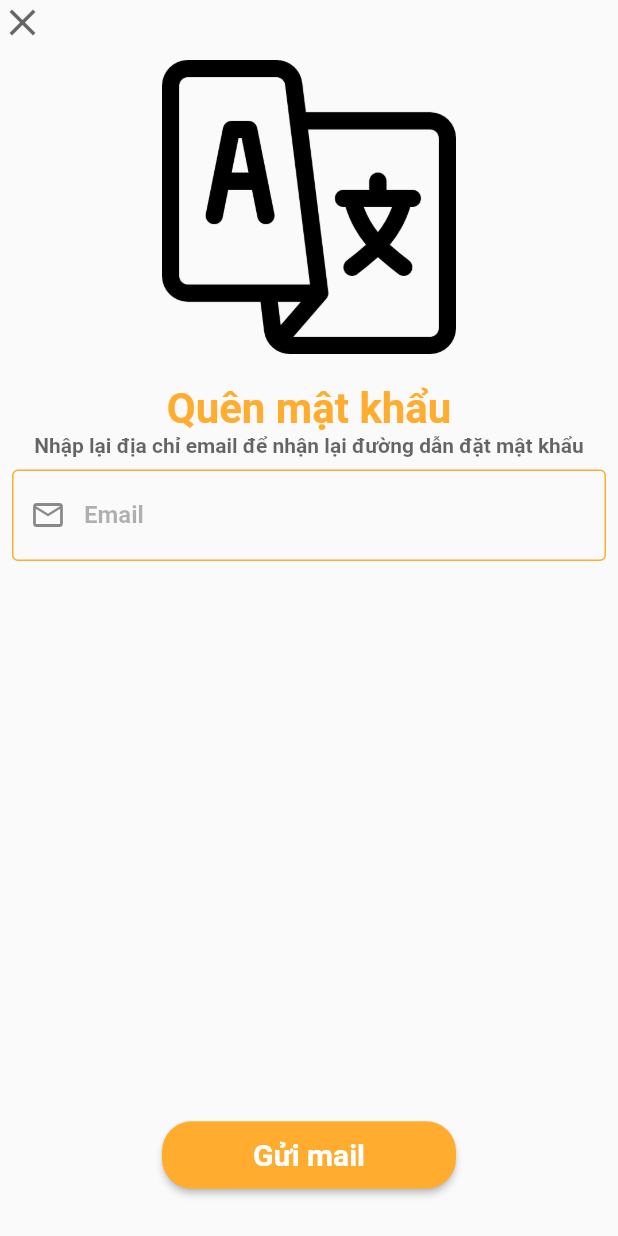
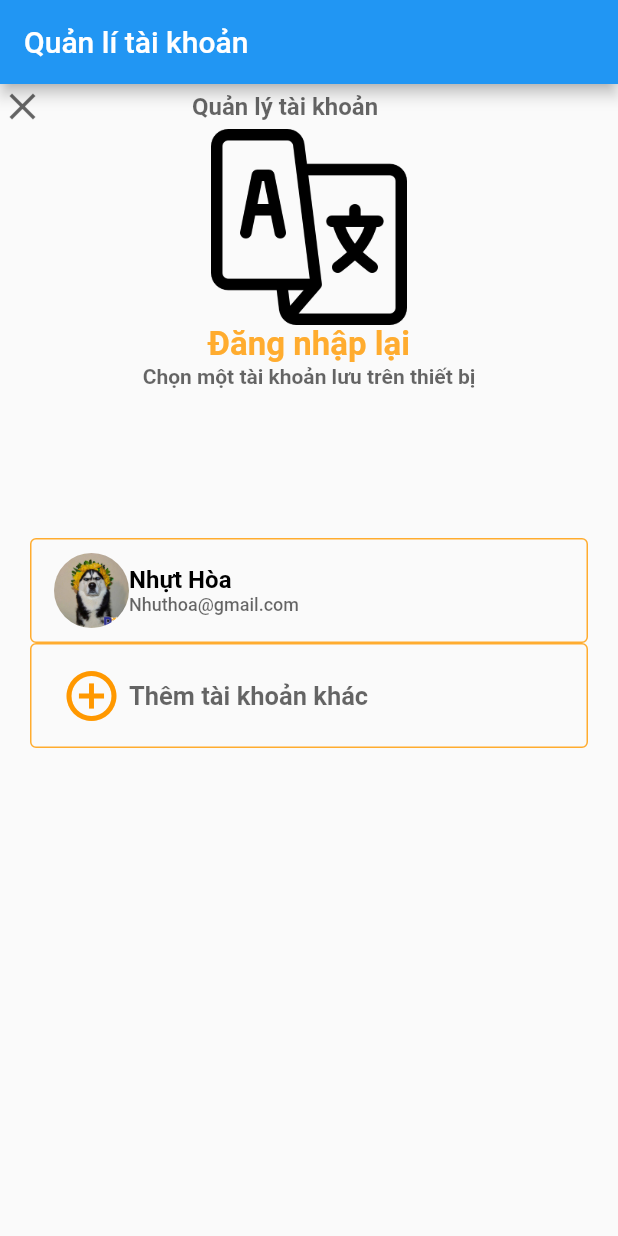
Before and after one commit to NhutHoa13/DEV_KHA, a Flutter app: the screen it shows after launch, on a phone screen of 412 x 824 dp. Run offline on Flutter 3.47's test engine with Material 2 defaults, Android fonts, the phone set to English and light mode, and no system bars.

Commit message:
them màn hình quản lý tài khoản

```diff
--- /dev/null
+++ b/DA_Moble/lib/Screen/Quanlytaikhoan.dart
@@ -0,0 +1,169 @@
+import 'package:flutter/material.dart';
+import 'package:flutter/src/widgets/container.dart';
+import 'package:flutter/src/widgets/framework.dart';
+
+class QuanlitaikhoanScreen extends StatefulWidget {
+  const QuanlitaikhoanScreen({super.key});
+
+  @override
+  State<QuanlitaikhoanScreen> createState() => _QuanlitaikhoanScreenState();
+}
+
+class _QuanlitaikhoanScreenState extends State<QuanlitaikhoanScreen> {
+  var orange = Color.fromARGB(255, 255, 172, 47);
+  bool isChecked = false;
+  var style = Container(
+    decoration: BoxDecoration(
+      border: Border.all(
+        color: Colors.black.withOpacity(0.3),
+        style: BorderStyle.solid,
+        width: 2,
+      ),
+      color: Colors.transparent,
+      borderRadius: BorderRadius.circular(15.0),
+      //color: Color.fromARGB(255, 25, 119, 197)
+    ),
+  );
+  var style1 = TextStyle(
+      fontWeight: FontWeight.bold, color: Colors.black.withOpacity(0.6));
+  //fontSize: 16);
+
+  @override
+  Widget build(BuildContext context) {
+    var mlr = 20.0;
+    var r = MediaQuery.of(context).size.width - mlr;
+    var l = MediaQuery.of(context).size.width - mlr;
+
+    return Scaffold(
+      resizeToAvoidBottomInset: false,
+      appBar: AppBar(
+        title: Text('Quản lí tài khoản'),
+      ),
+      body: Container(
+        child: Column(mainAxisAlignment: MainAxisAlignment.start, children: [
+          Column(
+            children: [
+              Row(
+                //mainAxisAlignment: MainAxisAlignment.start,
+                children: [
+                  Container(
+                    margin: EdgeInsets.fromLTRB(0, 0, r / 2 / 2, 0),
+                    child: InkWell(
+                      onTap: () {},
+                      child: Icon(
+                        Icons.clear,
+                        color: Colors.black.withOpacity(0.6),
+                        size: 30,
+                      ),
+                    ),
+                  ),
+                  Text(
+                    'Quản lý tài khoản',
+                    style: TextStyle(
+                        fontWeight: FontWeight.bold,
+                        color: Colors.black.withOpacity(0.6),
+                        fontSize: 16),
+                  )
+                ],
+              ),
+              Image(
+                image: AssetImage('assets/images/language.png'),
+                width: r / 3,
+              ),
+              Text(
+                'Đăng nhập lại',
+                style: TextStyle(
+                    fontSize: 22, fontWeight: FontWeight.bold, color: orange),
+              ),
+              Text(
+                'Chọn một tài khoản lưu trên thiết bị',
+                style: TextStyle(
+                    color: Colors.black.withOpacity(0.6),
+                    fontWeight: FontWeight.bold),
+              )
+            ],
+          ),
+          Column(
+            children: [
+              Padding(
+                padding: EdgeInsets.fromLTRB(20, 100, 20, 0),
+                child: OutlinedButton(
+                  style: OutlinedButton.styleFrom(
+                    side: BorderSide(color: orange),
+                  ),
+                  onPressed: () {},
+                  child: Container(
+                    margin: EdgeInsets.fromLTRB(0, 10, 10, 10),
+                    child: Row(
+                      children: [
+                        SizedBox(
+                          height: 50,
+                          width: 50,
+                          child: ClipOval(
+                            child: Image(
+                                image: AssetImage('assets/images/logo.jpg')),
+                          ),
+                        ),
+                        Column(
+                          crossAxisAlignment: CrossAxisAlignment.start,
+                          children: [
+                            Text(
+                              'Nhựt Hòa',
+                              style: TextStyle(
+                                  color: Colors.black,
+                                  fontSize: 16,
+                                  fontWeight: FontWeight.bold),
+                            ),
+                            Text(
+                              'Nhuthoa@gmail.com',
+                              style: TextStyle(
+                                  fontSize: 12,
+                                  color: Colors.black.withOpacity(0.6)),
+                            ),
+                          ],
+                        )
+                      ],
+                    ),
+                  ),
+                ),
+              ),
+              Padding(
+                padding: EdgeInsets.fromLTRB(20, 0, 20, 0),
+                child: OutlinedButton(
+                  style: OutlinedButton.styleFrom(
+                    side: BorderSide(color: orange),
+                  ),
+                  onPressed: () {},
+                  child: Container(
+                    margin: EdgeInsets.fromLTRB(0, 10, 10, 10),
+                    child: Row(
+                      children: [
+                        SizedBox(
+                          height: 50,
+                          width: 50,
+                          child: ClipOval(
+                              child: Icon(
+                            Icons.add_circle_outline_outlined,
+                            color: Colors.orange,
+                            size: 40,
+                          )),
+                        ),
+                        Text(
+                          'Thêm tài khoản khác',
+                          style: TextStyle(
+                              color: Colors.black.withOpacity(0.6),
+                              fontSize: 17,
+                              fontWeight: FontWeight.bold),
+                        ),
+                      ],
+                    ),
+                  ),
+                ),
+              ),
+            ],
+          )
+        ]),
+      ),
+    );
+  }
+}
--- a/DA_Moble/lib/main.dart
+++ b/DA_Moble/lib/main.dart
@@ -1,8 +1,8 @@
 import 'package:flutter/material.dart';
 import 'package:flutter_application_1/Screen/Dangky.dart';
 import 'package:flutter_application_1/Screen/Laymatkhau.dart';
+import 'package:flutter_application_1/Screen/Quanlytaikhoan.dart';
 import 'package:flutter_application_1/Screen/Quenmatkhau.dart';
-
 
 void main() {
   runApp(const MyApp());
@@ -16,7 +16,7 @@
   Widget build(BuildContext context) {
     return MaterialApp(
       debugShowCheckedModeBanner: false,
-      home: const QuenmatkhauScreen(),
+      home: const QuanlitaikhoanScreen(),
     );
   }
 }
```
